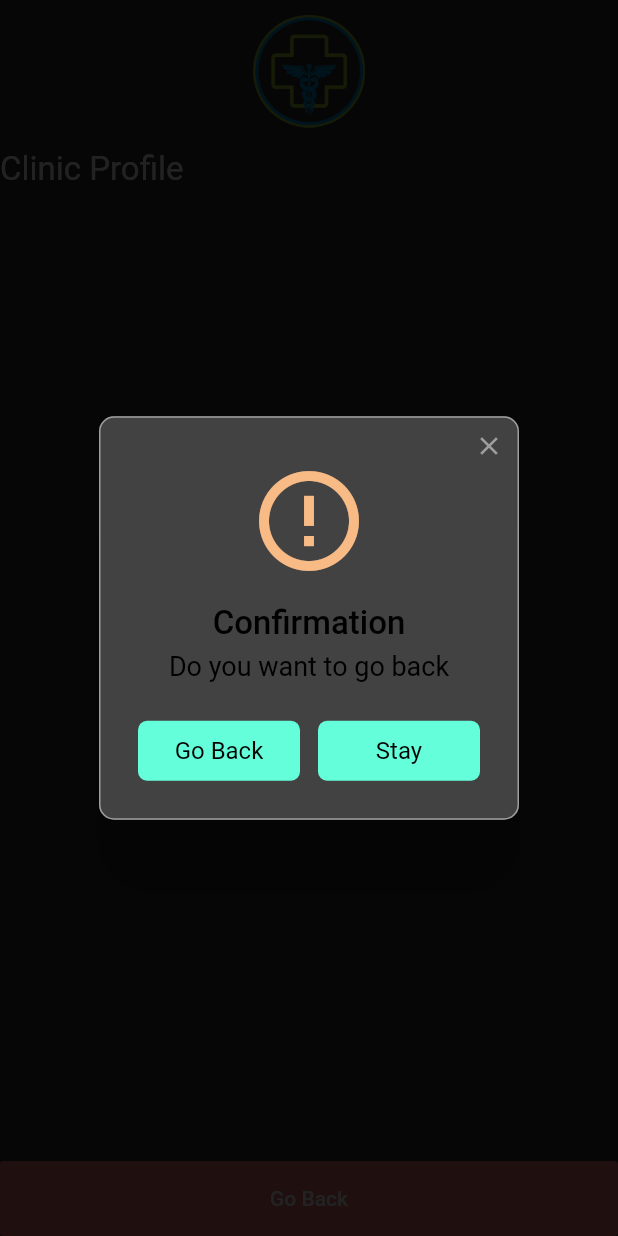
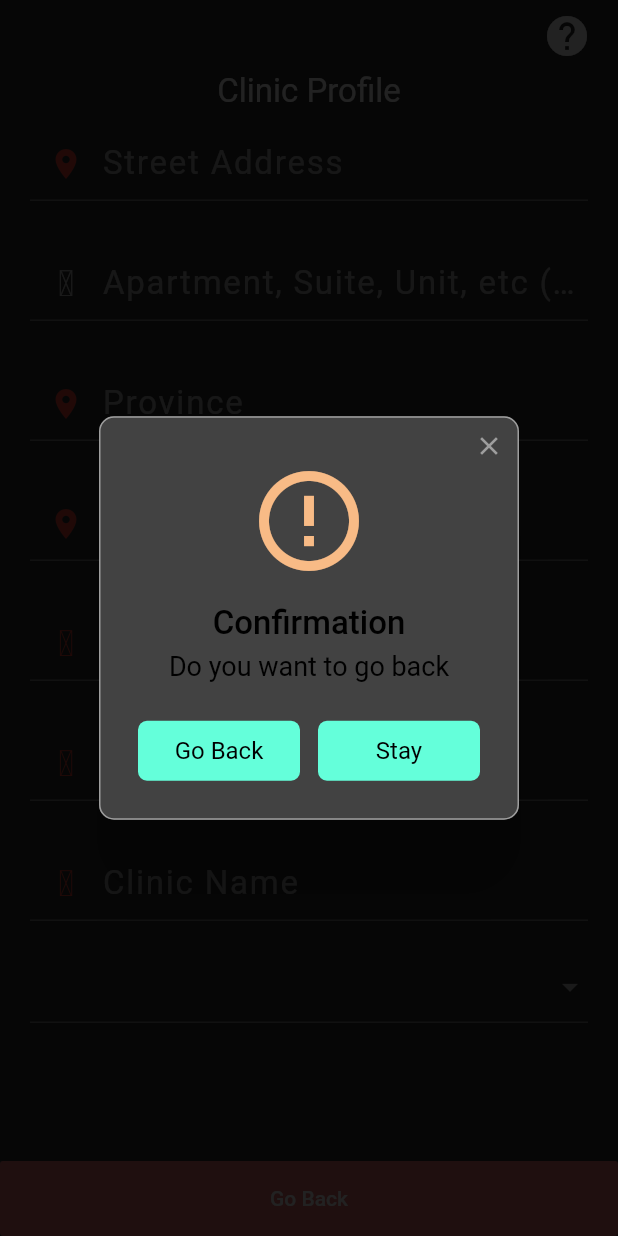
Before and after one commit to adso023/Clinic-Management-App, a Flutter app: the EmployeeProfile screen opened directly, after a tap on "Go Back", on a phone screen of 412 x 824 dp. Run offline on Flutter 3.47's test engine with Material 2 defaults, Android fonts, the phone set to English and light mode, and no system bars; drawn by our look-alikes of rflutter_alert; our stand-ins replace cloud_firestore, firebase_auth, material_design_icons_flutter; accounts and stored records are empty.

Commit message:
UI Update - Bug Need to Fix

```diff
--- a/lib/employee/EmployeeProfile.dart
+++ b/lib/employee/EmployeeProfile.dart
@@ -3,6 +3,7 @@ import 'package:firebase_auth/firebase_auth.dart';
 import 'package:flutter/material.dart';
 import 'package:flutter_clinic_app/employee/EmployeePage.dart';
 import 'package:flutter_clinic_app/transitions/SizeRoute.dart';
+import 'package:material_design_icons_flutter/material_design_icons_flutter.dart';
 import 'package:rflutter_alert/rflutter_alert.dart';
 
 class EmployeeProfile extends StatefulWidget{
@@ -18,8 +19,20 @@ class _EmployeeProfile extends State<EmployeeProfile>{
 
   Future<FirebaseUser> _user;
   GlobalKey<FormState> _formKey = GlobalKey<FormState>();
+  TextEditingController _streetAddr;
+  TextEditingController _apartmentSuiteUnit;
+  TextEditingController _prov;
+  TextEditingController _towncty;
+  TextEditingController _postalCode;
+  TextEditingController _phone;
+  TextEditingController _nameClinic;
+  String _insurance;
+  String _paymentMethod;
   FirebaseAuth _auth;
   String _uid;
+
+  TextStyle _formFieldStyle = TextStyle(fontSize: 22.0, letterSpacing: 1.2);
+  EdgeInsets _containerEdge = const EdgeInsets.fromLTRB(20.0, 10.0, 20.0, 20.0);
 
   @override
   void initState() {
@@ -28,14 +41,13 @@ class _EmployeeProfile extends State<EmployeeProfile>{
     _auth = FirebaseAuth.instance;
     _user = _auth.currentUser();
 
+    _insurance = "Insurance 1";
+    _paymentMethod = "Payment Method 1";
+
     _user.then((onValue) => _uid = onValue.uid);
   }
 
-  @override
-  Widget build(BuildContext context) {
-    return Scaffold(
-      bottomNavigationBar: BottomAppBar(
-        shape: CircularNotchedRectangle(),
+  Widget _getBottomAppBar(BuildContext context) => BottomAppBar(
         child: MaterialButton(
           child: Text('Go Back'),
           onPressed: () async {
@@ -63,22 +75,144 @@ class _EmployeeProfile extends State<EmployeeProfile>{
           color: Colors.red[300],
           height: 50.0,
         ),
-      ),
+      );
+
+  @override
+  Widget build(BuildContext context) {
+    return Scaffold(
+      bottomNavigationBar: _getBottomAppBar(context),
       body: SafeArea(
         child: Form(
+          key: _formKey,
           onWillPop: () async => false,
           autovalidate: true,
           child: ListView(
             children: <Widget>[
               Container(
-                    alignment: Alignment.center,
-                    constraints: BoxConstraints(minWidth: 30.0, maxWidth: 500.0, minHeight: 40.0, maxHeight: 75.0),
-                    child: Image.asset("assets/images/ClinicLogo.png", fit: BoxFit.contain,),
-                    margin: const EdgeInsets.fromLTRB(0.0, 10.0, 0.0, 15.0),
+                alignment: Alignment.centerRight,
+                margin: const EdgeInsets.fromLTRB(0, 0, 10, 0),
+                child: IconButton(
+                  iconSize: 32.0,
+                  icon: Icon(Icons.help),
+                  onPressed: () => Alert(
+                    context: context,
+                    title: 'Highlighted icons are mandatory fields',
+                    type: AlertType.info,
+                    buttons: [
+                      DialogButton(
+                        child: Text('Close'),
+                        onPressed: () => Navigator.pop(context),
+                      )
+                    ],
+                  ).show(),
+                ),
               ),
 
               Container(
+                alignment: Alignment.center,
                 child: Text('Clinic Profile', style: TextStyle(fontSize: 22.0),),
+              ),
+
+              Container(
+                child: TextFormField(
+                  controller: _streetAddr,
+                  decoration: InputDecoration(
+                    hintText: 'Street Address',
+                    hintStyle: TextStyle(letterSpacing: 1.2),
+                    prefixIcon: Icon(Icons.location_on , color: Colors.red,)
+                  ),
+                  style: _formFieldStyle,
+                ),
+                margin: _containerEdge,
+              ),
+
+              Container(
+                child: TextFormField(
+                  controller: _apartmentSuiteUnit,
+                  decoration: InputDecoration(
+                    hintText: 'Apartment, Suite, Unit, etc (Optional)',
+                    hintStyle: TextStyle(letterSpacing: 1.2),
+                    prefixIcon: Icon(MdiIcons.pound)
+                  ),
+                  style: _formFieldStyle,
+                ),
+                margin: _containerEdge,
+              ),
+
+              Container(
+                child: TextFormField(
+                  controller: _prov,
+                  decoration: InputDecoration(
+                    hintText: 'Province',
+                    hintStyle: TextStyle(letterSpacing: 1.2),
+                    prefixIcon: Icon(Icons.location_on, color: Colors.red,)
+                  ),
+                  style: _formFieldStyle,
+                ),
+                margin: _containerEdge,
+              ),
+
+              Container(
+                child: TextFormField(
+                  controller: _towncty,
+                  decoration: InputDecoration(
+                    hintText: 'Town/City',
+                    hintStyle: TextStyle(letterSpacing: 1.2),
+                    prefixIcon: Icon(Icons.location_on, color: Colors.red,)
+                  ),
+                  style: _formFieldStyle,
+                ),
+                margin: _containerEdge,
+              ),
+
+              Container(
+                child: TextFormField(
+                  controller: _postalCode,
+                  decoration: InputDecoration(
+                    hintText: 'Postal Code',
+                    hintStyle: TextStyle(letterSpacing: 1.2),
+                    prefixIcon: Icon(MdiIcons.zipBox, color: Colors.red)
+                  ),
+                  style: _formFieldStyle,
+                ),
+                margin: _containerEdge,
+              ),
+
+              Container(
+                child: TextFormField(
+                  controller: _phone,
+                  decoration: InputDecoration(
+                    hintText: 'Phone Number',
+                    hintStyle: TextStyle(letterSpacing: 1.2),
+                    prefixIcon: Icon(MdiIcons.phone, color: Colors.red,)
+                  ),
+                  style: _formFieldStyle,
+                ),
+                margin: _containerEdge,
+              ),
+
+              Container(
+                child: TextFormField(
+                  controller: _nameClinic,
+                  decoration: InputDecoration(
+                    hintText: 'Clinic Name',
+                    hintStyle: TextStyle(letterSpacing: 1.2),
+                    prefixIcon: Icon(MdiIcons.hospital, color: Colors.red,)
+                  ),
+                  style: _formFieldStyle,
+                ),
+                margin: _containerEdge,
+              ),
+
+              Container(
+                child: DropdownButtonFormField(
+                  elevation: 0,
+                  value: _insurance,
+                  items: List.generate(5, (generator) =>
+                    DropdownMenuItem(value: (generator + 1).toString(), child: Text('Insurance ${(generator+1).toString()}', textAlign: TextAlign.center, style: _formFieldStyle,),)),
+                  onChanged: (str) => setState(() { _insurance = str; }),
+                ),
+                margin: _containerEdge.subtract(EdgeInsets.fromLTRB(0.0, 10.0, 0.0, 0.0)),
               ),
             ],
           ),
```
